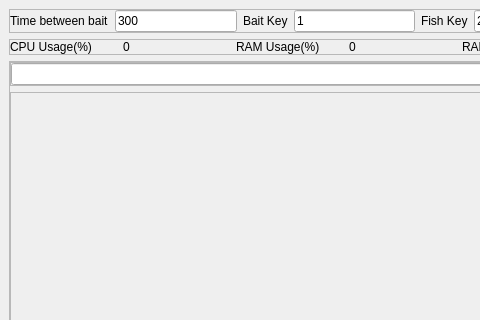
Old version of the form PyQtDesigner/fish_bot.ui in the repository gonibix23/fish_bot; both pictures show x 0 to 480 and y 0 to 320 of the 692 by 566 pixel window.
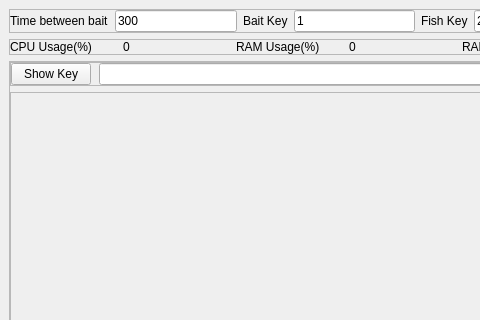
New version of the form.

The edit to the form file:
```diff
--- a/PyQtDesigner/fish_bot.ui
+++ b/PyQtDesigner/fish_bot.ui
@@ -220,6 +220,13 @@
           <property name="bottomMargin">
            <number>0</number>
           </property>
+          <item>
+           <widget class="QPushButton" name="show_key_button">
+            <property name="text">
+             <string>Show Key</string>
+            </property>
+           </widget>
+          </item>
           <item>
            <widget class="QLineEdit" name="bot_key_field"/>
           </item>
```
